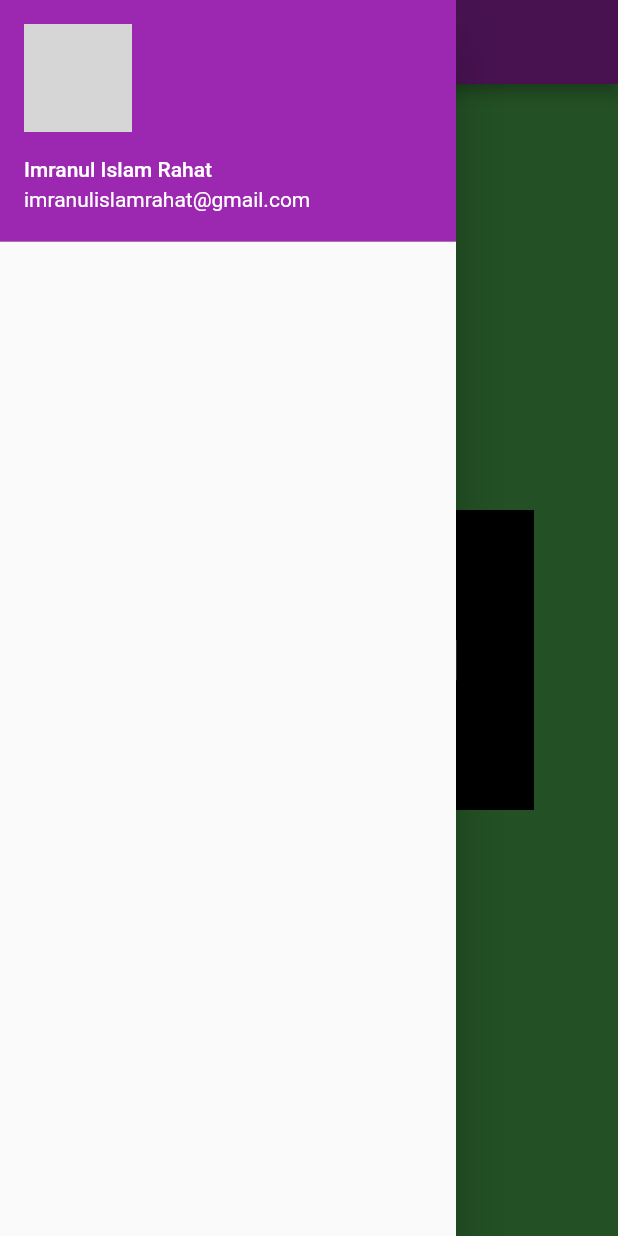
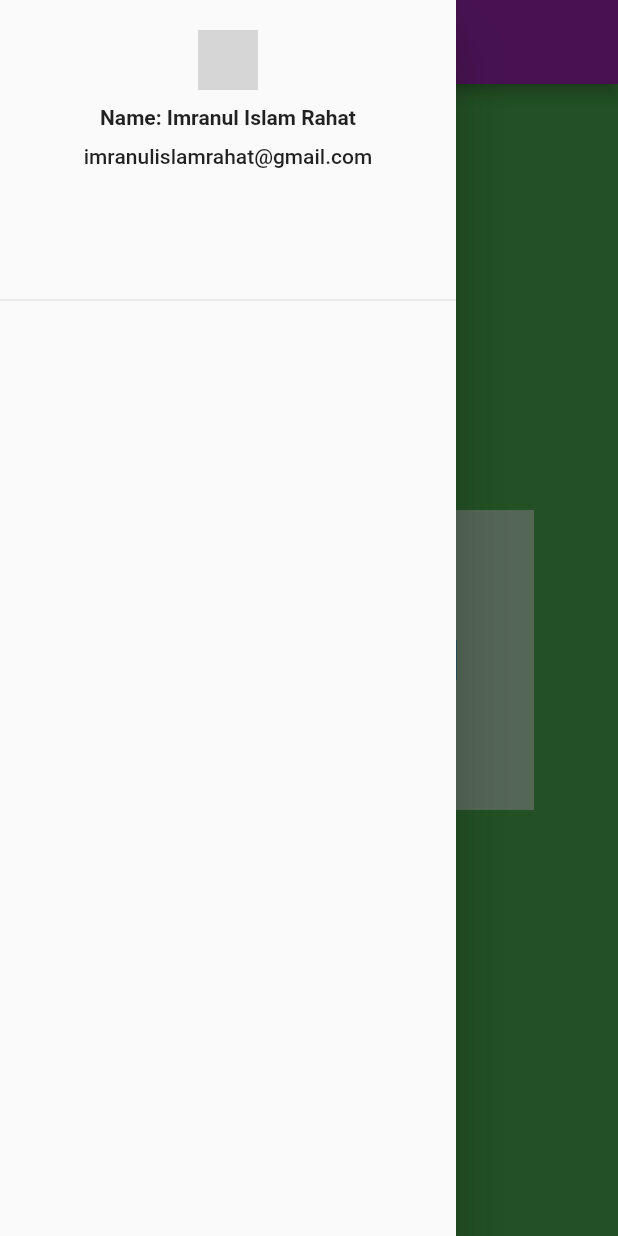
Before and after one commit to rahatkushtia/rahat, a Flutter app: the screen it shows after launch, with the side drawer open, on a phone screen of 412 x 824 dp. Run offline on Flutter 3.47's test engine with Material 2 defaults, Android fonts, the phone set to English and light mode, and no system bars; network calls fail; grey boxes are pictures that could not be loaded.

Commit message:
day 9 completed

```diff
--- a/lib/Widget/drawer.dart
+++ b/lib/Widget/drawer.dart
@@ -2,25 +2,54 @@ import 'package:flutter/material.dart';
 
 class MyDrawer extends StatelessWidget {
   const MyDrawer({Key? key}) : super(key: key);
+
+  get children => null;
 
   @override
   Widget build(BuildContext context) {
     final imageurl =
         "https://scontent.fdac46-1.fna.fbcdn.net/v/t1.6435-9/60180319_652989888495150_1511410222801879040_n.jpg?_nc_cat=105&ccb=1-5&_nc_sid=09cbfe&_nc_ohc=qdKpG51SZnUAX9Wmfo_&_nc_ht=scontent.fdac46-1.fna&oh=7fc993e4516d3284ad37a069b4eb37cf&oe=619DA6FF";
     return Drawer(
-      child: ListView(
+      child: Column(
         children: [
-          DrawerHeader(
-            padding: EdgeInsets.zero,
-            child: UserAccountsDrawerHeader(
-              margin: EdgeInsets.zero,
-              accountName: Text("Imranul Islam Rahat"),
-              accountEmail: Text("imranulislamrahat@gmail.com"),
-              currentAccountPicture: Image.network(imageurl),
-            ),
-          )
+          Container(
+              width: 320,
+              height: 200,
+              child: DrawerHeader(
+                margin: EdgeInsets.all(0),
+                padding: EdgeInsets.all(0),
+                child: Column(children: [
+                  Container(
+                      padding: EdgeInsets.only(top: 20),
+                      child: CircleAvatar(
+                        backgroundImage: NetworkImage(imageurl),
+                      )),
+                  SizedBox(height: 10),
+                  Text(
+                    "Name: Imranul Islam Rahat",
+                    style: TextStyle(fontWeight: FontWeight.bold),
+                  ),
+                  SizedBox(height: 10),
+                  Text("imranulislamrahat@gmail.com"),
+                ]),
+              )),
         ],
       ),
     );
   }
 }
+
+class FrontHight {}
+
+      // child: ListView(
+      //   children: [
+      //     DrawerHeader(
+      //       padding: EdgeInsets.zero,
+      //       child: UserAccountsDrawerHeader(
+      //         margin: EdgeInsets.zero,
+      //         accountName: Text("Imranul Islam Rahat"),
+      //         accountEmail: Text("imranulislamrahat@gmail.com"),
+      //         currentAccountPicture: CircleAvatar(
+      //           backgroundImage: NetworkImage(imageurl),
+      //         ),
+      //       ),
--- a/lib/pages/homepage.dart
+++ b/lib/pages/homepage.dart
@@ -16,7 +16,7 @@ class HomePage extends StatelessWidget {
         child: Container(
           width: 300,
           height: 200,
-          color: Colors.black,
+          color: Colors.white60,
           child: const Center(
               child: Text(
             "Sabit Degine World",
@@ -24,7 +24,7 @@ class HomePage extends StatelessWidget {
                 fontSize: 23,
                 color: Colors.white38,
                 fontWeight: FontWeight.bold,
-                backgroundColor: Colors.grey),
+                backgroundColor: Colors.blue),
           )),
         ),
       ),
```
